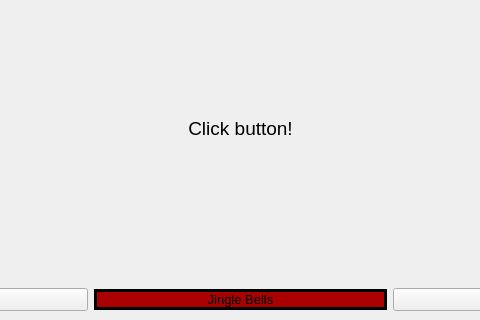
This is test.ui in JasonLuckow/ProjectLab2 as Qt 5 draws it before an edit; both pictures show x 214 to 694 and y 350 to 670 of the 909 by 670 pixel window. The edited form follows.
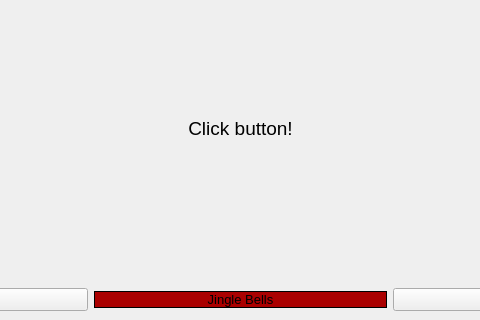
This is the edited form.

```diff
--- a/test.ui
+++ b/test.ui
@@ -66,7 +66,7 @@
       </property>
       <property name="styleSheet">
        <string notr="true">background-color: rgb(170, 0, 0);
-border: 3px solid black;</string>
+border: 1px solid black;</string>
       </property>
       <property name="text">
        <string>Jingle Bells</string>
```
